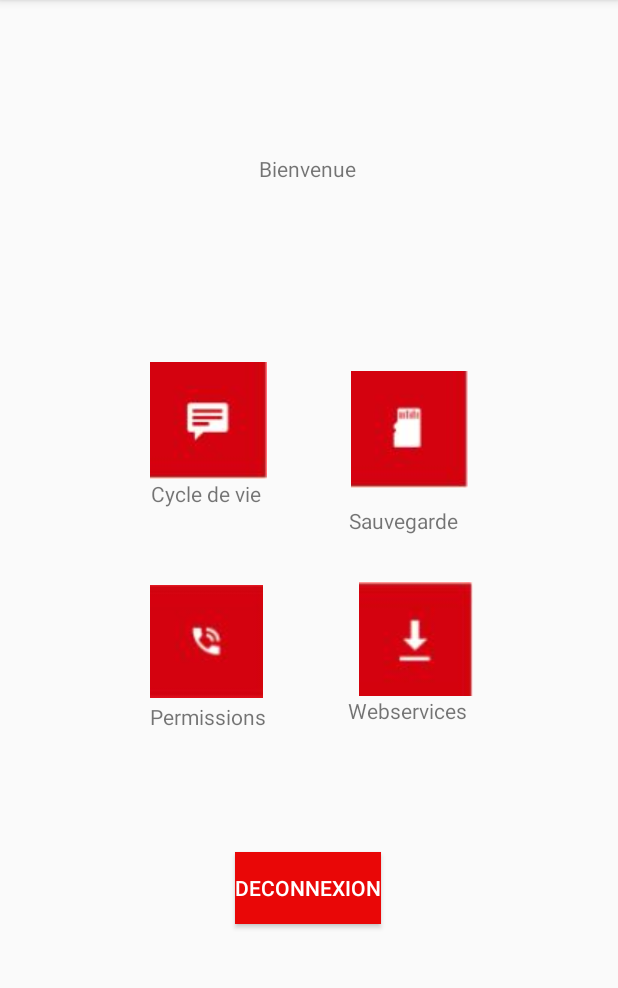
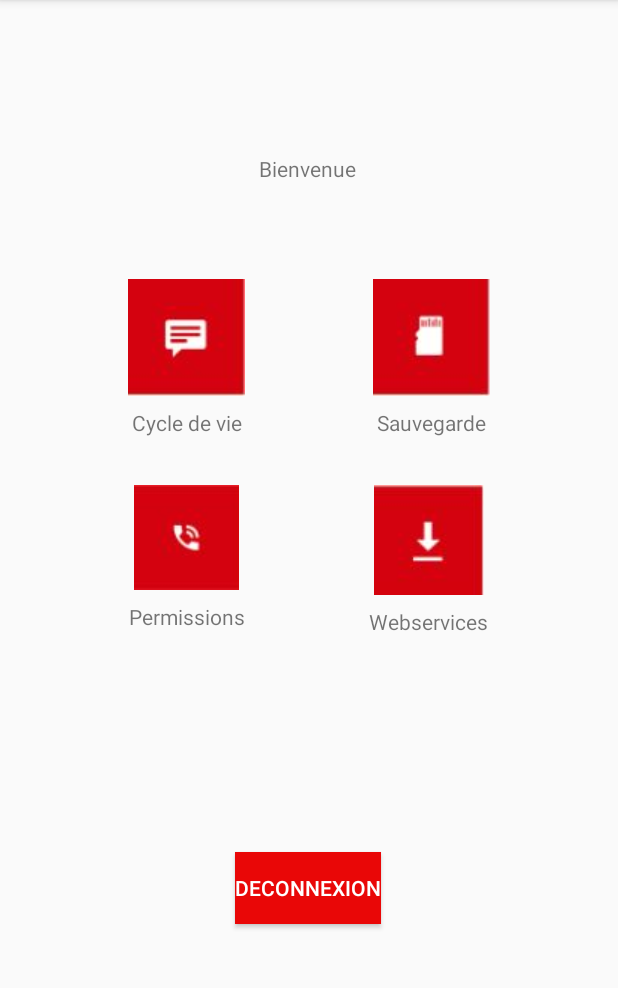
Before and after one commit to ikrijah/android_project, an Android app: the HomeActivity screen opened directly, with no data from a screen before it, on a phone screen of 412 x 824 dp, the part 84-1072 px from its top. Run offline under Robolectric (Android 15) with nearby library versions, the phone set to English and light mode, and no system bars.

```diff
--- a/app/src/main/AndroidManifest.xml
+++ b/app/src/main/AndroidManifest.xml
@@ -22,6 +22,7 @@
         <activity android:name=".FormulaireActivity" />
         <activity android:name=".LifeCycleActivity" />
         <activity android:name=".HomeActivity" />
+        <activity android:name=".WebServicesActivity" />
         <activity
             android:name=".LoginActivity"
             android:label="@string/title_activity_login">
--- a/app/src/main/java/fr/isen/krijah/androidtoolbox/HomeActivity.kt
+++ b/app/src/main/java/fr/isen/krijah/androidtoolbox/HomeActivity.kt
@@ -41,9 +41,14 @@ class HomeActivity : AppCompatActivity() {
         }
 
 
-        authorizationImageView.setOnClickListener(){
+        authorizationImageView.setOnClickListener{
             Toast.makeText(this, "vous êtes redirigé vers les informations Android", Toast.LENGTH_LONG).show()
             startActivity( Intent ( this@HomeActivity, AccessDataActivity::class.java))
+        }
+
+        webServicesImageView.setOnClickListener {
+            Toast.makeText(this, "vous êtes redirigé vers les web services", Toast.LENGTH_LONG).show()
+            startActivity( Intent (this@HomeActivity, WebServicesActivity::class.java))
         }
     }
 
--- a/app/src/main/res/layout/activity_home.xml
+++ b/app/src/main/res/layout/activity_home.xml
@@ -23,78 +23,72 @@
         android:id="@+id/lifeCycleImageView"
         android:layout_width="wrap_content"
         android:layout_height="wrap_content"
-        android:layout_marginStart="100dp"
-        app:layout_constraintBottom_toTopOf="@+id/authorizationImageView"
+        android:layout_marginTop="64dp"
         app:layout_constraintEnd_toStartOf="@+id/saveImageView"
-        app:layout_constraintHorizontal_bias="0.0"
+        app:layout_constraintHorizontal_bias="0.5"
         app:layout_constraintStart_toStartOf="parent"
         app:layout_constraintTop_toBottomOf="@+id/homeTitle"
-        app:layout_constraintVertical_bias="0.638"
         app:srcCompat="@drawable/capture" />
 
     <ImageView
         android:id="@+id/saveImageView"
         android:layout_width="wrap_content"
         android:layout_height="wrap_content"
-        android:layout_marginEnd="100dp"
-        android:layout_marginBottom="36dp"
-        app:layout_constraintBottom_toTopOf="@+id/webServicesImageView"
         app:layout_constraintEnd_toEndOf="parent"
-        app:layout_constraintTop_toBottomOf="@+id/homeTitle"
-        app:layout_constraintVertical_bias="0.825"
+        app:layout_constraintHorizontal_bias="0.5"
+        app:layout_constraintStart_toEndOf="@+id/lifeCycleImageView"
+        app:layout_constraintTop_toTopOf="@+id/lifeCycleImageView"
         app:srcCompat="@drawable/capture2" />
 
     <ImageView
         android:id="@+id/authorizationImageView"
-        android:layout_width="75dp"
-        android:layout_height="81dp"
-        android:layout_marginStart="100dp"
-        android:layout_marginBottom="300dp"
-        app:layout_constraintBottom_toBottomOf="parent"
+        android:layout_width="wrap_content"
+        android:layout_height="wrap_content"
+        android:layout_marginTop="32dp"
+        app:layout_constraintEnd_toStartOf="@+id/webServicesImageView"
+        app:layout_constraintHorizontal_bias="0.5"
         app:layout_constraintStart_toStartOf="parent"
+        app:layout_constraintTop_toBottomOf="@+id/lifeCycleText"
         app:srcCompat="@drawable/capture3" />
 
     <ImageView
         android:id="@+id/webServicesImageView"
-        android:layout_width="88dp"
-        android:layout_height="76dp"
-        android:layout_marginBottom="304dp"
-        app:layout_constraintBottom_toBottomOf="parent"
+        android:layout_width="wrap_content"
+        android:layout_height="wrap_content"
         app:layout_constraintEnd_toEndOf="parent"
-        app:layout_constraintHorizontal_bias="0.391"
+        app:layout_constraintHorizontal_bias="0.5"
         app:layout_constraintStart_toEndOf="@+id/authorizationImageView"
+        app:layout_constraintTop_toTopOf="@+id/authorizationImageView"
         app:srcCompat="@drawable/capture4" />
 
     <TextView
         android:id="@+id/lifeCycleText"
         android:layout_width="wrap_content"
         android:layout_height="wrap_content"
+        android:layout_marginTop="8dp"
         android:text="Cycle de vie"
-        app:layout_constraintEnd_toEndOf="parent"
-        app:layout_constraintHorizontal_bias="0.297"
-        app:layout_constraintStart_toStartOf="parent"
+        app:layout_constraintEnd_toEndOf="@+id/lifeCycleImageView"
+        app:layout_constraintStart_toStartOf="@+id/lifeCycleImageView"
         app:layout_constraintTop_toBottomOf="@+id/lifeCycleImageView" />
 
     <TextView
         android:id="@+id/authorizationText"
         android:layout_width="wrap_content"
         android:layout_height="wrap_content"
-        android:layout_marginStart="100dp"
+        android:layout_marginTop="8dp"
         android:text="Permissions"
-        app:layout_constraintEnd_toEndOf="parent"
-        app:layout_constraintHorizontal_bias="0.0"
-        app:layout_constraintStart_toStartOf="parent"
+        app:layout_constraintEnd_toEndOf="@+id/authorizationImageView"
+        app:layout_constraintStart_toStartOf="@+id/authorizationImageView"
         app:layout_constraintTop_toBottomOf="@+id/authorizationImageView" />
 
     <TextView
         android:id="@+id/webServicesText"
         android:layout_width="wrap_content"
         android:layout_height="wrap_content"
-        android:layout_marginStart="44dp"
+        android:layout_marginTop="8dp"
         android:text="Webservices"
-        app:layout_constraintEnd_toEndOf="parent"
-        app:layout_constraintHorizontal_bias="0.093"
-        app:layout_constraintStart_toEndOf="@+id/authorizationText"
+        app:layout_constraintEnd_toEndOf="@+id/webServicesImageView"
+        app:layout_constraintStart_toStartOf="@+id/webServicesImageView"
         app:layout_constraintTop_toBottomOf="@+id/webServicesImageView" />
 
     <Button
@@ -112,12 +106,11 @@
 
     <TextView
         android:id="@+id/saveText"
-        android:layout_width="84dp"
-        android:layout_height="19dp"
-        android:layout_marginTop="12dp"
+        android:layout_width="wrap_content"
+        android:layout_height="wrap_content"
+        android:layout_marginTop="8dp"
         android:text="Sauvegarde"
-        app:layout_constraintEnd_toEndOf="parent"
-        app:layout_constraintHorizontal_bias="0.381"
-        app:layout_constraintStart_toEndOf="@+id/lifeCycleText"
+        app:layout_constraintEnd_toEndOf="@+id/saveImageView"
+        app:layout_constraintStart_toStartOf="@+id/saveImageView"
         app:layout_constraintTop_toBottomOf="@+id/saveImageView" />
 </androidx.constraintlayout.widget.ConstraintLayout>
```
Also changed, not shown: app/src/main/java/fr/isen/krijah/androidtoolbox/AccessDataActivity.kt (+102 -123 lines), app/src/main/java/fr/isen/krijah/androidtoolbox/WebServicesActivity.kt (added, +12 -0 lines), app/src/main/res/layout/activity_web_services.xml (added, +51 -0 lines).
